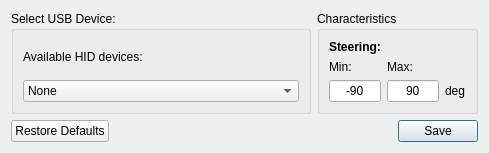
Qt form modules/hardwaremanager/action/inputclasses/UIs/joystick_settings_ui.ui (tud-hri/joan) before a commit.
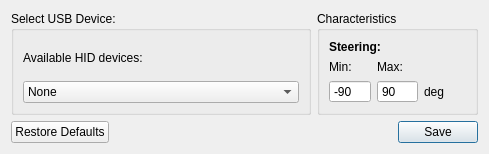
The same form after that commit.

Commit message: cleaned up a bit in keyboard and joystick settings

The edit to the form file:
```diff
--- a/modules/hardwaremanager/action/inputclasses/UIs/joystick_settings_ui.ui
+++ b/modules/hardwaremanager/action/inputclasses/UIs/joystick_settings_ui.ui
@@ -103,40 +103,6 @@
         </property>
        </widget>
       </item>
-      <item row="2" column="0">
-       <widget class="QLineEdit" name="line_edit_min_steer">
-        <property name="font">
-         <font>
-          <pointsize>9</pointsize>
-          <weight>50</weight>
-          <bold>false</bold>
-         </font>
-        </property>
-        <property name="text">
-         <string>-90</string>
-        </property>
-        <property name="alignment">
-         <set>Qt::AlignCenter</set>
-        </property>
-       </widget>
-      </item>
-      <item row="2" column="1">
-       <widget class="QLineEdit" name="line_edit_max_steer">
-        <property name="font">
-         <font>
-          <pointsize>9</pointsize>
-          <weight>50</weight>
-          <bold>false</bold>
-         </font>
-        </property>
-        <property name="text">
-         <string>90</string>
-        </property>
-        <property name="alignment">
-         <set>Qt::AlignCenter</set>
-        </property>
-       </widget>
-      </item>
       <item row="2" column="2">
        <widget class="QLabel" name="label_9">
         <property name="font">
@@ -151,6 +117,35 @@
         </property>
        </widget>
       </item>
+      <item row="2" column="0">
+       <widget class="QSpinBox" name="spin_box_min_steer">
+        <property name="buttonSymbols">
+         <enum>QAbstractSpinBox::NoButtons</enum>
+        </property>
+        <property name="minimum">
+         <number>-180</number>
+        </property>
+        <property name="maximum">
+         <number>0</number>
+        </property>
+        <property name="value">
+         <number>-90</number>
+        </property>
+       </widget>
+      </item>
+      <item row="2" column="1">
+       <widget class="QSpinBox" name="spin_box_max_steer">
+        <property name="buttonSymbols">
+         <enum>QAbstractSpinBox::NoButtons</enum>
+        </property>
+        <property name="maximum">
+         <number>180</number>
+        </property>
+        <property name="value">
+         <number>90</number>
+        </property>
+       </widget>
+      </item>
      </layout>
     </widget>
    </item>
```
The commit also changes 5 other files.
